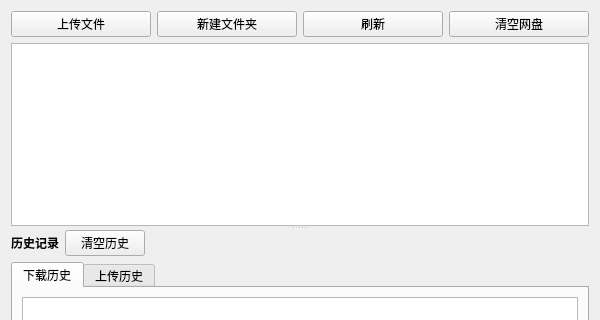
Qt form PersonalDrive/DriveView.ui (3548848289/UniFileHub) before a commit; both pictures show x 0 to 600 and y 0 to 320 of the 600 by 500 pixel window.
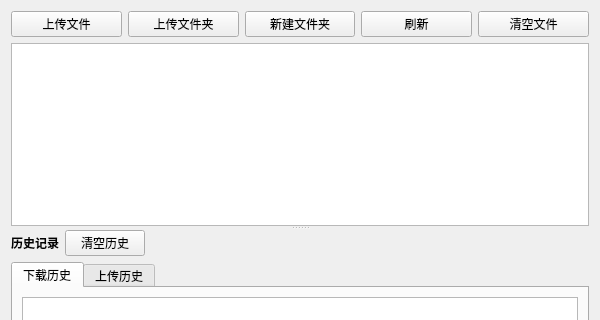
The same form after that commit.

Commit message: 网盘支持文件夹的上传下载

The edit to the form file:
```diff
--- a/PersonalDrive/DriveView.ui
+++ b/PersonalDrive/DriveView.ui
@@ -27,6 +27,13 @@
            </property>
           </widget>
          </item>
+         <item>
+          <widget class="QPushButton" name="PushFolderBtn">
+           <property name="text">
+            <string>上传文件夹</string>
+           </property>
+          </widget>
+         </item>
          <item>
           <widget class="QPushButton" name="NewFloderBtn">
            <property name="text">
@@ -44,7 +51,7 @@
          <item>
           <widget class="QPushButton" name="ClearDriveBtn">
            <property name="text">
-            <string>清空网盘</string>
+            <string>清空文件</string>
            </property>
           </widget>
          </item>
```
The commit also changes 17 other files.
